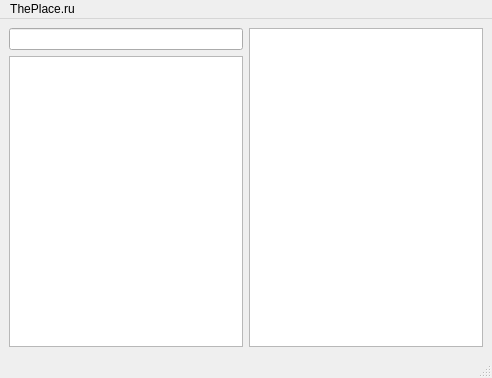
SevenLines/ThePlaceViewer, file gui/ui/mainForm.ui: the form before one commit.
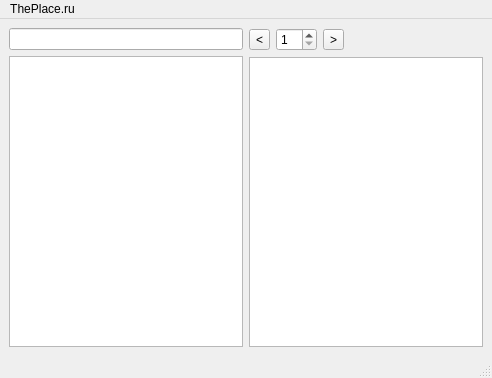
The form after the commit.

Diff of the .ui file:
```diff
--- a/gui/ui/mainForm.ui
+++ b/gui/ui/mainForm.ui
@@ -15,7 +15,24 @@
   </property>
   <widget class="QWidget" name="centralwidget">
    <layout class="QGridLayout" name="gridLayout">
-    <item row="0" column="0">
+    <item row="0" column="2">
+     <widget class="QSpinBox" name="spnPage">
+      <property name="suffix">
+       <string/>
+      </property>
+      <property name="minimum">
+       <number>1</number>
+      </property>
+     </widget>
+    </item>
+    <item row="0" column="1">
+     <widget class="QToolButton" name="toolButton">
+      <property name="text">
+       <string>&lt;</string>
+      </property>
+     </widget>
+    </item>
+    <item row="0" column="0" rowspan="2">
      <layout class="QVBoxLayout" name="verticalLayout">
       <item>
        <widget class="QLineEdit" name="edtFilter">
@@ -51,7 +68,7 @@
       </item>
      </layout>
     </item>
-    <item row="0" column="1">
+    <item row="1" column="1" colspan="4">
      <widget class="QTableWidget" name="lstImages">
       <property name="styleSheet">
        <string notr="true">QLabel {
@@ -81,6 +98,26 @@
       <column/>
      </widget>
     </item>
+    <item row="0" column="3">
+     <widget class="QToolButton" name="toolButton_2">
+      <property name="text">
+       <string>&gt;</string>
+      </property>
+     </widget>
+    </item>
+    <item row="0" column="4">
+     <spacer name="horizontalSpacer">
+      <property name="orientation">
+       <enum>Qt::Horizontal</enum>
+      </property>
+      <property name="sizeHint" stdset="0">
+       <size>
+        <width>40</width>
+        <height>20</height>
+       </size>
+      </property>
+     </spacer>
+    </item>
    </layout>
    <widget class="QLabel" name="lblCeleb">
     <property name="geometry">
```
Left out of the diff: 32 changed lines with no effect on the pictures.
